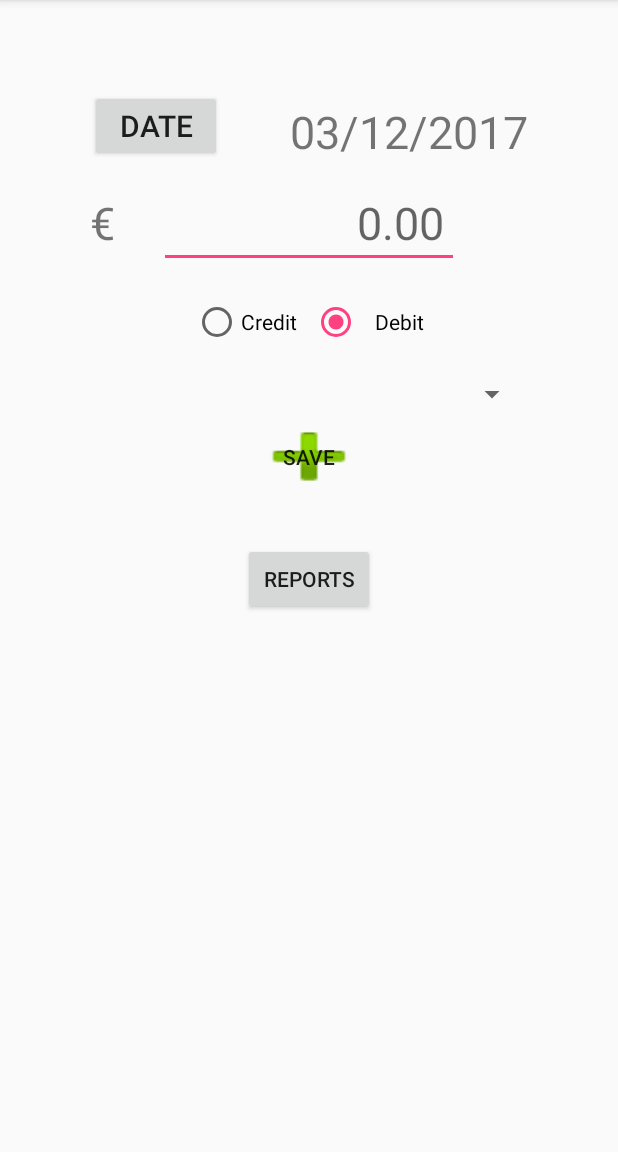
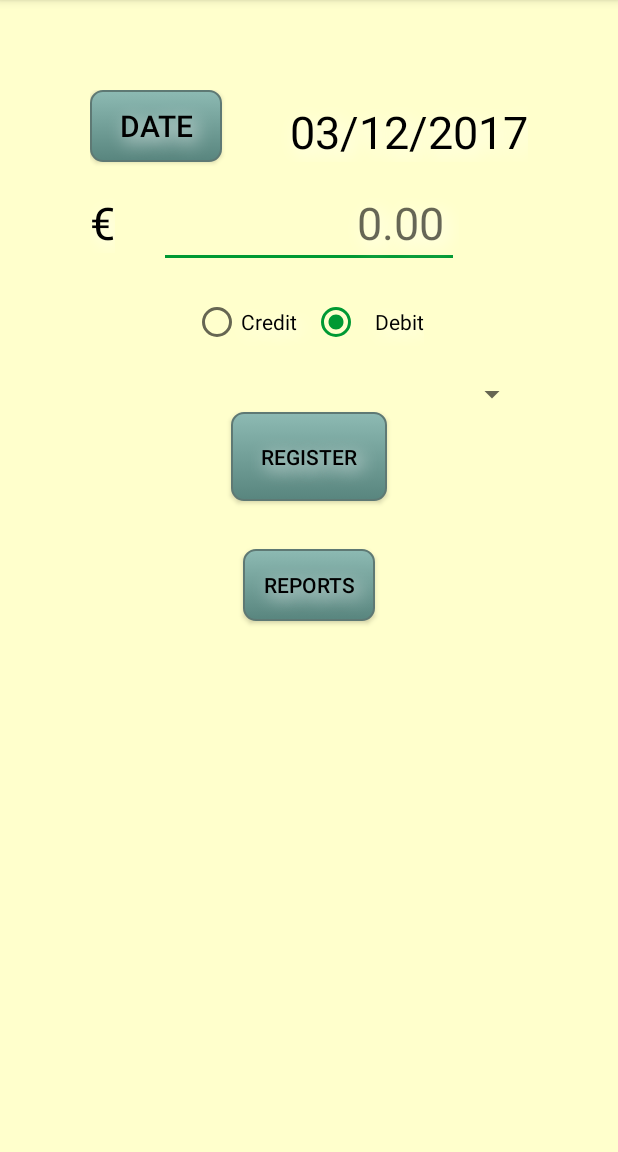
Before and after one commit to imposimato/SixBowlsAndroid, an Android app: the screen it shows after launch (MainActivity), on a phone screen of 412 x 824 dp, the part 84-1236 px from its top. Run offline under Robolectric (Android 15) with nearby library versions, the phone set to English and light mode, and no system bars.

```diff
--- /dev/null
+++ b/app/src/main/res/drawable/button_background.xml
@@ -0,0 +1,24 @@
+<?xml version="1.0" encoding="utf-8"?>
+<selector xmlns:android="http://schemas.android.com/apk/res/android" >
+    <item android:state_pressed="true" >
+        <shape android:shape="rectangle"  >
+            <corners android:radius="8dip" />
+            <stroke android:width="1dip" android:color="#5e7974" />
+            <gradient android:angle="-90" android:startColor="#345953" android:endColor="#689a92"  />
+        </shape>
+    </item>
+    <item android:state_focused="true">
+        <shape android:shape="rectangle"  >
+            <corners android:radius="8dip" />
+            <stroke android:width="1dip" android:color="#5e7974" />
+            <solid android:color="#58857e"/>
+        </shape>
+    </item>
+    <item >
+        <shape android:shape="rectangle"  >
+            <corners android:radius="8dip" />
+            <stroke android:width="1dip" android:color="#5e7974" />
+            <gradient android:angle="-90" android:startColor="#8dbab3" android:endColor="#58857e" />
+        </shape>
+    </item>
+</selector>
--- a/app/src/main/res/layout/activity_main.xml
+++ b/app/src/main/res/layout/activity_main.xml
@@ -7,8 +7,8 @@
     android:layout_centerHorizontal="false"
     android:layout_centerInParent="true"
     android:layout_centerVertical="false"
+    android:background="#ffffcc"
     android:padding="60dp"
-    tools:background="@drawable/bg"
     tools:context="com.luiz.sixbowls.MainActivity">
 
     <Button
@@ -16,17 +16,28 @@
         android:layout_width="wrap_content"
         android:layout_height="wrap_content"
         android:layout_alignParentBottom="false"
+        android:background="@drawable/button_background"
+        android:shadowColor="@android:color/white"
+        android:shadowDx="5"
+        android:shadowDy="5"
+        android:shadowRadius="15"
         android:text="@string/dateButton"
+        android:textColor="@android:color/black"
         android:textSize="20sp" />
 
     <TextView
         android:id="@+id/dateTextView"
         android:layout_width="wrap_content"
         android:layout_height="wrap_content"
+        android:layout_alignBottom="@+id/dateInput"
+        android:layout_alignParentRight="true"
         android:paddingLeft="10dp"
-        android:layout_alignBottom="@+id/dateInput"
-        android:text=""
-        android:layout_alignParentRight="true"
+        android:shadowColor="@android:color/white"
+        android:shadowDx="5"
+        android:shadowDy="5"
+        android:shadowRadius="15"
+        android:text="XXXXX"
+        android:textColor="@android:color/black"
         android:textSize="30sp" />
 
     <EditText
@@ -41,7 +52,12 @@
         android:hint="@string/initValue"
         android:inputType="numberDecimal"
         android:padding="10dp"
+        android:shadowColor="@android:color/white"
+        android:shadowDx="5"
+        android:shadowDy="5"
+        android:shadowRadius="15"
         android:textAlignment="textEnd"
+        android:textColor="@android:color/black"
         android:textSize="30sp" />
 
     <TextView
@@ -50,7 +66,12 @@
         android:layout_height="wrap_content"
         android:layout_alignBaseline="@+id/moneyInput"
         android:clickable="false"
+        android:shadowColor="@android:color/white"
+        android:shadowDx="5"
+        android:shadowDy="5"
+        android:shadowRadius="15"
         android:text="@string/currency"
+        android:textColor="@android:color/black"
         android:textSize="30sp"
         tools:layout_editor_absoluteX="81dp"
         tools:layout_editor_absoluteY="216dp" />
@@ -71,7 +92,12 @@
             android:layout_height="wrap_content"
             android:layout_weight="1"
             android:paddingRight="10dp"
-            android:text="@string/credRB" />
+            android:shadowColor="@android:color/white"
+            android:shadowDx="5"
+            android:shadowDy="5"
+            android:shadowRadius="15"
+            android:text="@string/credRB"
+            android:textColor="@android:color/black" />
 
         <RadioButton
             android:id="@+id/debRB"
@@ -80,7 +106,12 @@
             android:layout_weight="1"
             android:checked="true"
             android:paddingStart="10dp"
+            android:shadowColor="@android:color/white"
+            android:shadowDx="5"
+            android:shadowDy="5"
+            android:shadowRadius="15"
             android:text="@string/debitRB"
+            android:textColor="@android:color/black"
             tools:layout_editor_absoluteX="-172dp"
             tools:layout_editor_absoluteY="302dp" />
 
@@ -100,20 +131,31 @@
         android:layout_below="@+id/bowl"
         android:layout_centerHorizontal="true"
         android:layout_weight="1"
-        android:background="@android:drawable/ic_input_add"
+        android:background="@drawable/button_background"
         android:elevation="10dp"
         android:onClick="insertEntry"
         android:padding="20dp"
-        android:text="@string/save" />
+        android:shadowColor="@android:color/white"
+        android:shadowDx="5"
+        android:shadowDy="5"
+        android:shadowRadius="15"
+        android:text="@string/save"
+        android:textColor="@android:color/black" />
 
     <Button
         android:id="@+id/goToReports"
         android:layout_width="wrap_content"
         android:layout_height="wrap_content"
-        android:layout_alignStart="@+id/insertEntryBt"
         android:layout_below="@+id/insertEntryBt"
-        android:layout_marginTop="28dp"
+        android:layout_centerHorizontal="true"
+        android:layout_marginTop="32dp"
+        android:background="@drawable/button_background"
         android:onClick="goToReportsAct"
-        android:text="Reports" />
+        android:shadowColor="@android:color/white"
+        android:shadowDx="5"
+        android:shadowDy="5"
+        android:shadowRadius="15"
+        android:text="Reports"
+        android:textColor="@android:color/black" />
 
 </RelativeLayout>
--- a/app/src/main/res/values/colors.xml
+++ b/app/src/main/res/values/colors.xml
@@ -2,5 +2,5 @@
 <resources>
     <color name="colorPrimary">#3F51B5</color>
     <color name="colorPrimaryDark">#303F9F</color>
-    <color name="colorAccent">#FF4081</color>
+    <color name="colorAccent">#009933</color>
 </resources>
--- a/app/src/main/res/values/strings.xml
+++ b/app/src/main/res/values/strings.xml
@@ -1,7 +1,7 @@
 <resources>
     <string name="app_name">SixBowls</string>
     <string name="currency">€</string>
-    <string name="save">Save</string>
+    <string name="save">Register</string>
     <string name="cred">Credit</string>
     <string name="debit">Debit</string>
     <string name="credRB">Credit</string>
--- a/app/src/main/res/values/styles.xml
+++ b/app/src/main/res/values/styles.xml
@@ -1,5 +1,5 @@
 <resources>
-
+    <!--Theme.AppCompat.Light.DarkActionBar-->
     <!-- Base application theme. -->
     <style name="AppTheme" parent="Theme.AppCompat.Light.DarkActionBar">
         <!-- Customize your theme here. -->
```
Also changed, not shown: app/src/main/java/com/luiz/sixbowls/EntriesFragment.java (+35 -34 lines), app/src/main/java/com/luiz/sixbowls/Reports.java (+7 -5 lines), app/src/main/res/layout/activity_reports.xml (+12 -9 lines).
